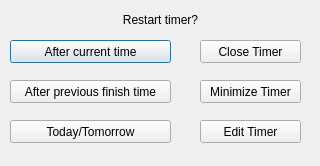
This is timeisupdialog.ui in skronstein/MultiTimer as Qt 5 draws it before an edit. The edited form follows.
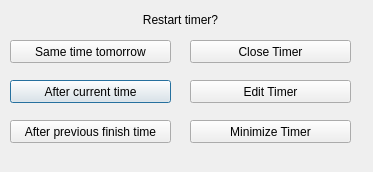
This is the edited form.

Commit message: More changes to TIU dialog - layout, tab order, button text

What changed in the file:
```diff
--- a/timeisupdialog.ui
+++ b/timeisupdialog.ui
@@ -6,8 +6,8 @@
    <rect>
     <x>0</x>
     <y>0</y>
-    <width>320</width>
-    <height>166</height>
+    <width>373</width>
+    <height>172</height>
    </rect>
   </property>
   <property name="windowTitle">
@@ -16,7 +16,7 @@
   <widget class="QLabel" name="label">
    <property name="geometry">
     <rect>
-     <x>10</x>
+     <x>30</x>
      <y>10</y>
      <width>301</width>
      <height>20</height>
@@ -33,7 +33,7 @@
    <property name="geometry">
     <rect>
      <x>10</x>
-     <y>80</y>
+     <y>120</y>
      <width>161</width>
      <height>23</height>
     </rect>
@@ -46,7 +46,7 @@
    <property name="geometry">
     <rect>
      <x>10</x>
-     <y>40</y>
+     <y>80</y>
      <width>161</width>
      <height>23</height>
     </rect>
@@ -64,9 +64,9 @@
    </property>
    <property name="geometry">
     <rect>
-     <x>200</x>
+     <x>190</x>
      <y>40</y>
-     <width>101</width>
+     <width>161</width>
      <height>23</height>
     </rect>
    </property>
@@ -83,9 +83,9 @@
    </property>
    <property name="geometry">
     <rect>
-     <x>200</x>
-     <y>80</y>
-     <width>101</width>
+     <x>190</x>
+     <y>120</y>
+     <width>161</width>
      <height>23</height>
     </rect>
    </property>
@@ -97,13 +97,13 @@
    <property name="geometry">
     <rect>
      <x>10</x>
-     <y>120</y>
+     <y>40</y>
      <width>161</width>
      <height>23</height>
     </rect>
    </property>
    <property name="text">
-    <string>Today/Tomorrow</string>
+    <string>Same time tomorrow</string>
    </property>
   </widget>
   <widget class="QPushButton" name="EditTimerButton">
@@ -112,9 +112,9 @@
    </property>
    <property name="geometry">
     <rect>
-     <x>200</x>
-     <y>120</y>
-     <width>101</width>
+     <x>190</x>
+     <y>80</y>
+     <width>161</width>
      <height>23</height>
     </rect>
    </property>
```
Left out of the diff: 8 changed lines with no effect on the pictures.
